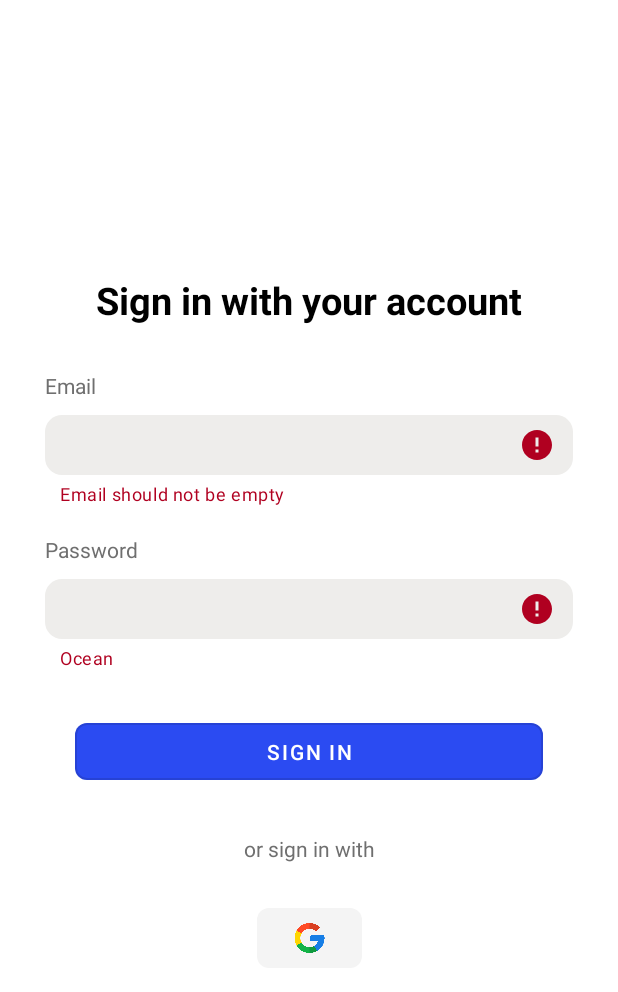
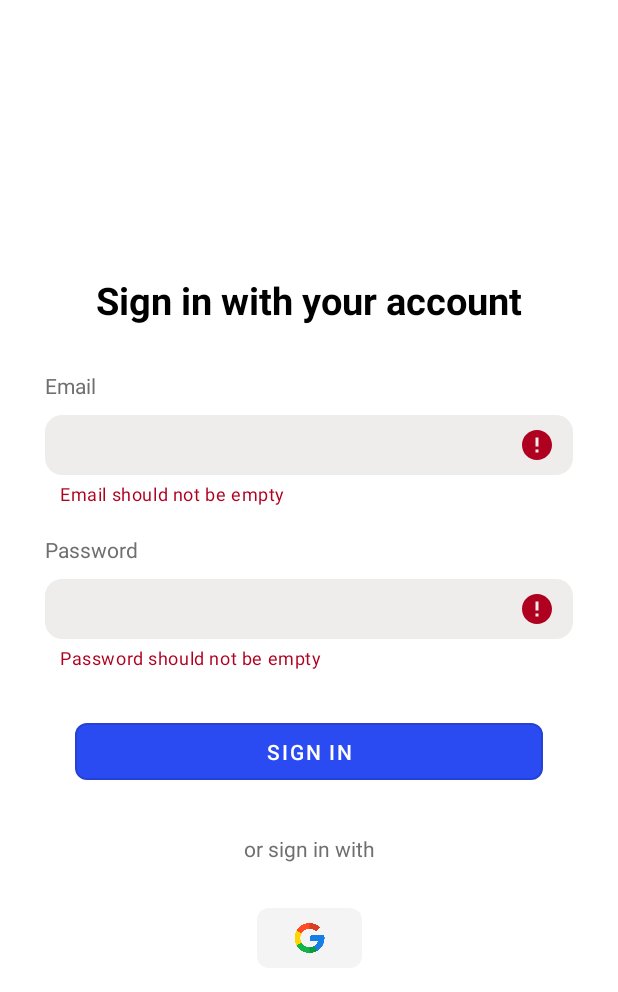
Before and after one commit to HungDangQuang/Ocean, an Android app: the LoginActivity screen opened directly, with no data from a screen before it, after a tap on "SIGN IN", on a phone screen of 412 x 824 dp. Shown: the top 992 px of the screen. Run offline under Robolectric (Android 15) with nearby library versions, the phone set to English and light mode, and no system bars; our stand-ins replace Dagger/Hilt's generated code; 1 other tap on this screen came first.

Commit message:
Handle password format error

```diff
--- a/app/src/main/java/com/example/ocean/ui/component/login/LoginActivity.kt
+++ b/app/src/main/java/com/example/ocean/ui/component/login/LoginActivity.kt
@@ -104,12 +104,10 @@ class LoginActivity : AppCompatActivity() {
     }
 
     private fun checkPasswordError() {
-        // todo detail implementation later
+        Log.d(TAG, "checkPasswordError")
         if (binding.tiPassword.text.toString().isEmpty()) {
-            Log.d(TAG, "checkPasswordError: password pass")
-            binding.layoutPassword.error = getString(R.string.app_name)
+            binding.layoutPassword.error = getString(R.string.error_message_no_password_input)
         } else {
-            Log.d(TAG, "checkPasswordError: password null")
             binding.layoutPassword.error = null
         }
     }
--- a/app/src/main/res/values/strings.xml
+++ b/app/src/main/res/values/strings.xml
@@ -56,4 +56,5 @@
     <string name="message_no_account">Don\'t have an account? SIGN UP</string>
     <string name="error_message_no_email_input">Email should not be empty</string>
     <string name="error_message_email_not_valid">Email is not valid</string>
+    <string name="error_message_no_password_input">Password should not be empty</string>
 </resources>
```
